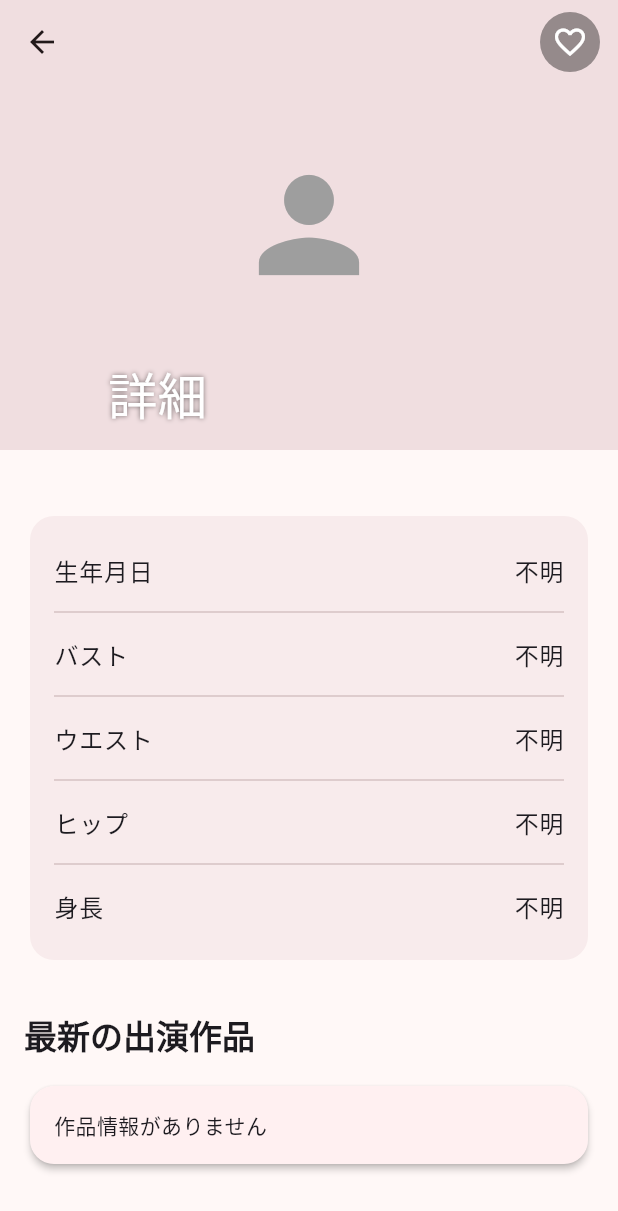
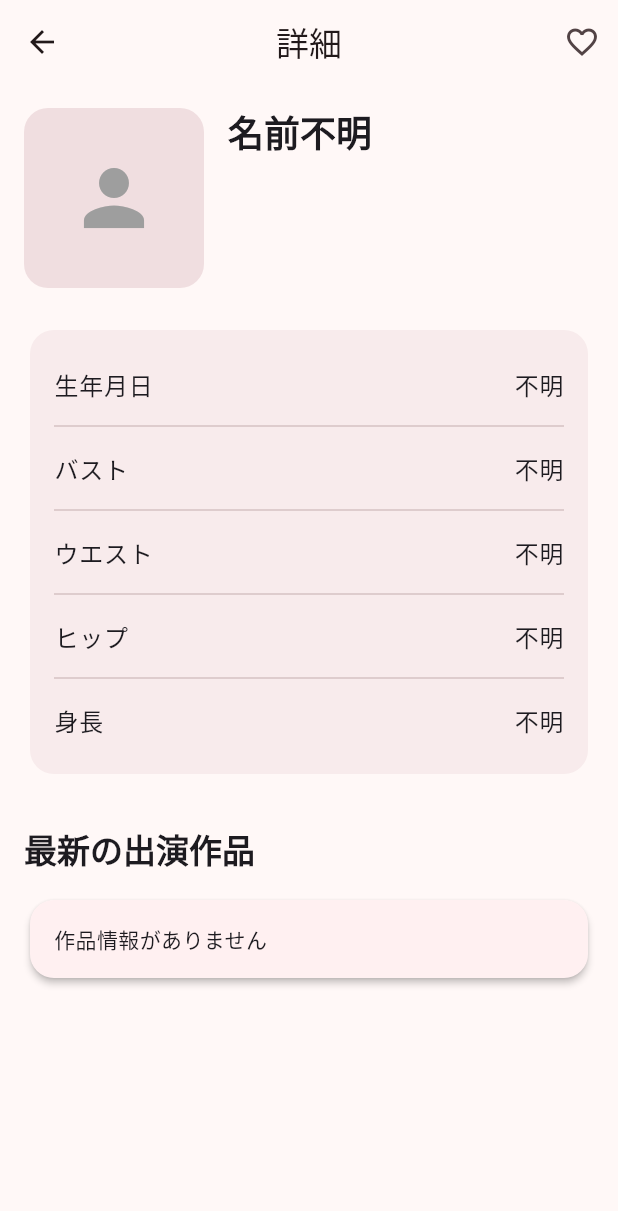
Before and after one commit to nollie540kickflip/actress_search, a Flutter app: the DetailScreen screen opened directly with empty values, on a phone screen of 412 x 824 dp. Shown: the top 1211 px of the screen. Run offline on Flutter 3.47's test engine with Material 3 defaults, Android fonts, the phone set to English and light mode, and no system bars; our stand-ins replace flutter_riverpod, google_fonts, isar, local_auth, shared_preferences; accounts and stored records are empty; generated files the repository leaves out were written again.

Commit message:
style(ui): 詳細画面のプロフィール画像のレイアウトを調整
- `DetailScreen` にて、画像が画面幅いっぱいに拡大され画質が荒くなる問題を修正
- `SliverAppBar` による全幅表示をやめ、適度な固定サイズ（120x120）の角丸画像とテキスト（名前・ふりがな）を横並びに配置するプロフィールカード風のレイアウトに変更

```diff
--- a/lib/screens/detail_screen.dart
+++ b/lib/screens/detail_screen.dart
@@ -38,65 +38,76 @@ class _DetailScreenState extends ConsumerState<DetailScreen> {
   @override
   Widget build(BuildContext context) {
     return Scaffold(
-      body: CustomScrollView(
-        slivers: [
-          SliverAppBar(
-            expandedHeight: 300,
-            pinned: true,
-            flexibleSpace: FlexibleSpaceBar(
-              title: Text(
-                widget.actress.name ?? '詳細',
-                style: const TextStyle(
-                  color: Colors.white,
-                  shadows: [Shadow(blurRadius: 4, color: Colors.black54)],
-                ),
-              ),
-              background: Hero(
-                tag: 'actress_image_${widget.actress.id}',
-                child: widget.actress.imageUrl != null
-                    ? Image.network(
-                        widget.actress.imageUrl!,
-                        fit: BoxFit.cover,
-                        errorBuilder: (context, error, stackTrace) => const Center(
-                          child: Icon(Icons.error, size: 50, color: Colors.grey),
-                        ),
-                      )
-                    : Container(
-                        color: Theme.of(context).colorScheme.surfaceContainerHighest,
-                        child: const Icon(Icons.person, size: 100, color: Colors.grey),
-                      ),
-              ),
-            ),
+      appBar: AppBar(
+        title: Text(widget.actress.name ?? '詳細'),
         actions: [
-              Container(
-                margin: const EdgeInsets.all(8),
-                decoration: const BoxDecoration(
-                  color: Colors.black38,
-                  shape: BoxShape.circle,
-                ),
-                child: IconButton(
+          IconButton(
             icon: Icon(
               _isFavorite ? Icons.favorite : Icons.favorite_border,
-                    color: _isFavorite ? Theme.of(context).colorScheme.primary : Colors.white,
+              color: _isFavorite ? Theme.of(context).colorScheme.primary : null,
             ),
             onPressed: _toggleFavorite,
           ),
-              ),
         ],
       ),
-          SliverToBoxAdapter(
-            child: Padding(
+      body: SingleChildScrollView(
         padding: const EdgeInsets.all(16.0),
         child: Column(
           crossAxisAlignment: CrossAxisAlignment.stretch,
           children: [
-                  if (widget.actress.ruby != null)
+            Row(
+              crossAxisAlignment: CrossAxisAlignment.start,
+              children: [
+                Hero(
+                  tag: 'actress_image_${widget.actress.id}',
+                  child: ClipRRect(
+                    borderRadius: BorderRadius.circular(16),
+                    child: widget.actress.imageUrl != null
+                        ? Image.network(
+                            widget.actress.imageUrl!,
+                            width: 120,
+                            height: 120,
+                            fit: BoxFit.cover,
+                            errorBuilder: (context, error, stackTrace) => Container(
+                              width: 120,
+                              height: 120,
+                              color: Theme.of(context).colorScheme.surfaceContainerHighest,
+                              child: const Icon(Icons.error, size: 40, color: Colors.grey),
+                            ),
+                          )
+                        : Container(
+                            width: 120,
+                            height: 120,
+                            color: Theme.of(context).colorScheme.surfaceContainerHighest,
+                            child: const Icon(Icons.person, size: 60, color: Colors.grey),
+                          ),
+                  ),
+                ),
+                const SizedBox(width: 16),
+                Expanded(
+                  child: Column(
+                    crossAxisAlignment: CrossAxisAlignment.start,
+                    children: [
+                      Text(
+                        widget.actress.name ?? '名前不明',
+                        style: Theme.of(context).textTheme.headlineSmall?.copyWith(
+                              fontWeight: FontWeight.bold,
+                            ),
+                      ),
+                      if (widget.actress.ruby != null) ...[
+                        const SizedBox(height: 4),
                         Text(
                           widget.actress.ruby!,
                           style: Theme.of(context).textTheme.titleMedium?.copyWith(
                                 color: Theme.of(context).colorScheme.primary,
                                 fontWeight: FontWeight.bold,
                               ),
+                        ),
+                      ],
+                    ],
+                  ),
+                ),
+              ],
             ),
             const SizedBox(height: 24),
             Card(
@@ -139,9 +150,6 @@ class _DetailScreenState extends ConsumerState<DetailScreen> {
           ],
         ),
       ),
-          ),
-        ],
-      ),
     );
   }
 
```
Lines whose indentation alone changed are shown as unchanged.
